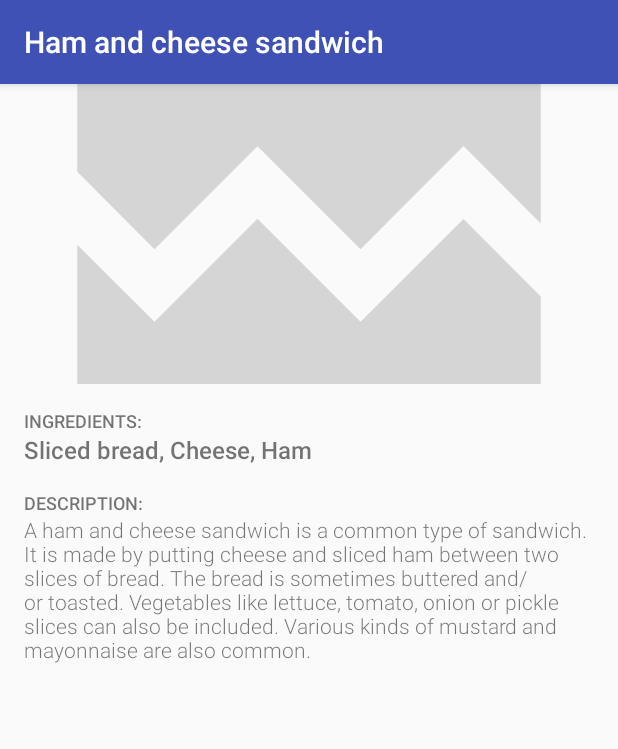
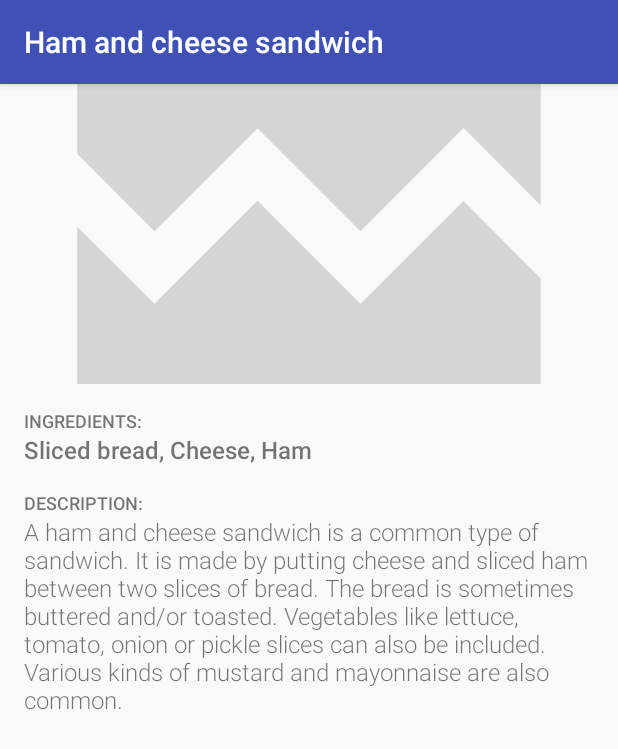
Before and after one commit to hsallajo/android_sandwich_club, an Android app: the screen it shows after launch (DetailActivity), after a tap on "Ham and cheese sandwich", on a phone screen of 412 x 824 dp. Shown: the top 749 px of the screen. Run offline under Robolectric (Android 15) with nearby library versions, the phone set to English and light mode, and no system bars; our stand-ins replace ButterKnife, Picasso.

Commit message:
minor updates to layout

```diff
--- a/app/src/main/res/layout-land/activity_detail.xml
+++ b/app/src/main/res/layout-land/activity_detail.xml
@@ -27,7 +27,7 @@
             android:layout_width="match_parent"
             android:layout_height="wrap_content"
             android:orientation="vertical"
-            android:paddingBottom="8dp">
+            android:paddingBottom="@dimen/list_tv_bottom_padding">
 
             <TextView
                 android:id="@+id/also_known_tv_label"
@@ -35,7 +35,7 @@
                 android:layout_height="wrap_content"
                 android:text="@string/detail_also_known_as_label"
                 android:fontFamily="sans-serif-medium"
-                android:textSize="@dimen/list_subtitle_textsize"
+                android:textSize="@dimen/list_subtitle_text_size"
                 android:textAllCaps="true"
                 />
 
@@ -44,7 +44,7 @@
                 android:layout_width="wrap_content"
                 android:layout_height="wrap_content"
                 android:fontFamily="sans-serif-medium"
-                android:textSize="@dimen/list_tv_textsize"
+                android:textSize="@dimen/list_text_size"
                 android:paddingBottom="@dimen/list_tv_bottom_padding"/>
 
             <TextView
@@ -53,7 +53,7 @@
                 android:layout_height="wrap_content"
                 android:text="@string/detail_place_of_origin_label"
                 android:fontFamily="sans-serif-medium"
-                android:textSize="@dimen/list_subtitle_textsize"
+                android:textSize="@dimen/list_subtitle_text_size"
                 android:textAllCaps="true" />
 
             <TextView
@@ -61,7 +61,7 @@
                 android:layout_width="wrap_content"
                 android:layout_height="wrap_content"
                 android:fontFamily="sans-serif-medium"
-                android:textSize="@dimen/list_tv_textsize"
+                android:textSize="@dimen/list_text_size"
                 android:paddingBottom="@dimen/list_tv_bottom_padding"/>
 
             <TextView
@@ -69,7 +69,7 @@
                 android:layout_height="wrap_content"
                 android:text="@string/detail_ingredients_label"
                 android:fontFamily="sans-serif-medium"
-                android:textSize="@dimen/list_subtitle_textsize"
+                android:textSize="@dimen/list_subtitle_text_size"
                 android:textAllCaps="true" />
 
             <TextView
@@ -77,7 +77,7 @@
                 android:layout_width="wrap_content"
                 android:layout_height="wrap_content"
                 android:fontFamily="sans-serif-medium"
-                android:textSize="@dimen/list_tv_textsize"
+                android:textSize="@dimen/list_text_size"
                 android:paddingBottom="@dimen/list_tv_bottom_padding"/>
 
             <TextView
@@ -85,7 +85,7 @@
                 android:layout_height="wrap_content"
                 android:text="@string/detail_description_label"
                 android:fontFamily="sans-serif-medium"
-                android:textSize="@dimen/list_subtitle_textsize"
+                android:textSize="@dimen/list_subtitle_text_size"
                 android:textAllCaps="true" />
 
             <TextView
@@ -93,7 +93,7 @@
                 android:layout_width="wrap_content"
                 android:layout_height="wrap_content"
                 android:fontFamily="sans-serif-light"
-                android:textSize="14sp"/>
+                android:textSize="@dimen/body_text_size"/>
 
         </LinearLayout>
 
--- a/app/src/main/res/layout/activity_detail.xml
+++ b/app/src/main/res/layout/activity_detail.xml
@@ -9,9 +9,10 @@
     <ImageView
         android:id="@+id/image_sandwich"
         android:layout_width="match_parent"
-        android:layout_height="200dp"
+        android:layout_height="@dimen/img_sandwich_height"
         android:adjustViewBounds="true"
         android:contentDescription="@string/sandwich_picture_content_description"
+        android:paddingBottom="@dimen/img_sandwich_padding"
         android:scaleType="centerCrop" />
 
     <ScrollView
@@ -25,7 +26,7 @@
             android:layout_width="match_parent"
             android:layout_height="wrap_content"
             android:orientation="vertical"
-            android:paddingBottom="8dp">
+            android:paddingBottom="@dimen/list_tv_bottom_padding">
 
             <TextView
                 android:id="@+id/also_known_tv_label"
@@ -34,7 +35,7 @@
                 android:fontFamily="sans-serif-medium"
                 android:text="@string/detail_also_known_as_label"
                 android:textAllCaps="true"
-                android:textSize="@dimen/list_subtitle_textsize" />
+                android:textSize="@dimen/list_subtitle_text_size" />
 
             <TextView
                 android:id="@+id/also_known_tv"
@@ -42,7 +43,7 @@
                 android:layout_height="wrap_content"
                 android:fontFamily="sans-serif-medium"
                 android:paddingBottom="@dimen/list_tv_bottom_padding"
-                android:textSize="@dimen/list_tv_textsize" />
+                android:textSize="@dimen/list_text_size" />
 
             <TextView
                 android:id="@+id/origin_tv_label"
@@ -51,7 +52,7 @@
                 android:fontFamily="sans-serif-medium"
                 android:text="@string/detail_place_of_origin_label"
                 android:textAllCaps="true"
-                android:textSize="@dimen/list_subtitle_textsize" />
+                android:textSize="@dimen/list_subtitle_text_size" />
 
             <TextView
                 android:id="@+id/origin_tv"
@@ -59,7 +60,7 @@
                 android:layout_height="wrap_content"
                 android:fontFamily="sans-serif-medium"
                 android:paddingBottom="@dimen/list_tv_bottom_padding"
-                android:textSize="@dimen/list_tv_textsize" />
+                android:textSize="@dimen/list_text_size" />
 
             <TextView
                 android:layout_width="wrap_content"
@@ -67,7 +68,7 @@
                 android:fontFamily="sans-serif-medium"
                 android:text="@string/detail_ingredients_label"
                 android:textAllCaps="true"
-                android:textSize="@dimen/list_subtitle_textsize" />
+                android:textSize="@dimen/list_subtitle_text_size" />
 
             <TextView
                 android:id="@+id/ingredients_tv"
@@ -75,7 +76,7 @@
                 android:layout_height="wrap_content"
                 android:fontFamily="sans-serif-medium"
                 android:paddingBottom="@dimen/list_tv_bottom_padding"
-                android:textSize="@dimen/list_tv_textsize" />
+                android:textSize="@dimen/list_text_size" />
 
             <TextView
                 android:layout_width="wrap_content"
@@ -83,14 +84,14 @@
                 android:fontFamily="sans-serif-medium"
                 android:text="@string/detail_description_label"
                 android:textAllCaps="true"
-                android:textSize="@dimen/list_subtitle_textsize" />
+                android:textSize="@dimen/list_subtitle_text_size" />
 
             <TextView
                 android:id="@+id/description_tv"
                 android:layout_width="wrap_content"
                 android:layout_height="wrap_content"
                 android:fontFamily="sans-serif-light"
-                android:textSize="14sp" />
+                android:textSize="@dimen/body_text_size" />
 
         </LinearLayout>
 
--- a/app/src/main/res/values/dimens.xml
+++ b/app/src/main/res/values/dimens.xml
@@ -5,6 +5,9 @@
     <dimen name="list_vertical_padding">16dp</dimen>
     <dimen name="list_horizontal_padding">16dp</dimen>
     <dimen name="list_tv_bottom_padding">16dp</dimen>
-    <dimen name="list_subtitle_textsize">12sp</dimen>
-    <dimen name="list_tv_textsize">16sp</dimen>
+    <dimen name="list_subtitle_text_size">12sp</dimen>
+    <dimen name="list_text_size">16sp</dimen>
+    <dimen name="body_text_size">16sp</dimen>
+    <dimen name="img_sandwich_height">200dp</dimen>
+    <dimen name="img_sandwich_padding">24dp</dimen>
 </resources>
```
